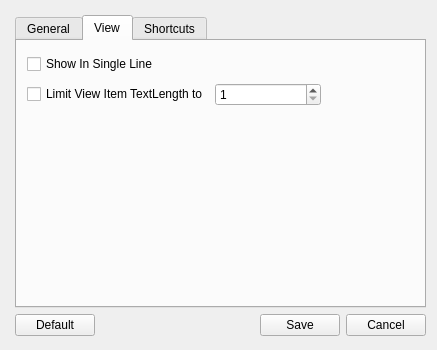
rusith/genius, file views/settingswindow.ui: the form before one commit.
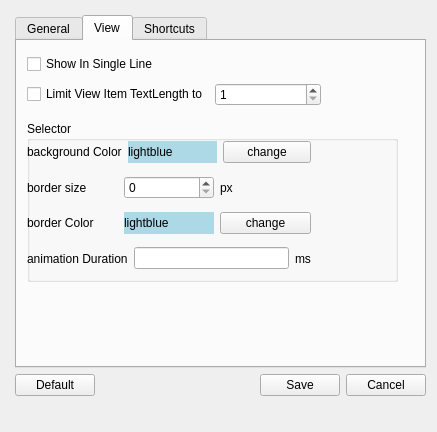
The form after the commit. The open tabs and pages were chosen to show the change. Icons and pictures are not drawn.

The edit to the form file:
```diff
--- a/views/settingswindow.ui
+++ b/views/settingswindow.ui
@@ -7,7 +7,7 @@
     <x>0</x>
     <y>0</y>
     <width>437</width>
-    <height>350</height>
+    <height>432</height>
    </rect>
   </property>
   <property name="windowTitle">
@@ -18,13 +18,13 @@
     <normaloff>:/images/images/settings16.png</normaloff>:/images/images/settings16.png</iconset>
   </property>
   <widget class="QWidget" name="centralwidget">
-   <widget class="QWidget" name="">
+   <widget class="QWidget" name="layoutWidget">
     <property name="geometry">
      <rect>
       <x>10</x>
       <y>10</y>
       <width>421</width>
-      <height>331</height>
+      <height>391</height>
      </rect>
     </property>
     <layout class="QVBoxLayout" name="verticalLayout_2">
@@ -195,6 +195,163 @@
           </item>
          </layout>
         </widget>
+        <widget class="QGroupBox" name="groupBox">
+         <property name="geometry">
+          <rect>
+           <x>10</x>
+           <y>80</y>
+           <width>371</width>
+           <height>161</height>
+          </rect>
+         </property>
+         <property name="title">
+          <string>Selector</string>
+         </property>
+         <widget class="QWidget" name="layoutWidget">
+          <property name="geometry">
+           <rect>
+            <x>0</x>
+            <y>20</y>
+            <width>284</width>
+            <height>136</height>
+           </rect>
+          </property>
+          <layout class="QVBoxLayout" name="verticalLayout_3">
+           <item>
+            <layout class="QHBoxLayout" name="horizontalLayout_7">
+             <item>
+              <widget class="QLabel" name="label_3">
+               <property name="text">
+                <string>background Color</string>
+               </property>
+              </widget>
+             </item>
+             <item>
+              <widget class="QLabel" name="SBCPreview">
+               <property name="styleSheet">
+                <string notr="true">QLabel{
+	background: lightblue;
+ background-repeat: repeat-y;
+  background-position: left;
+}</string>
+               </property>
+               <property name="text">
+                <string>lightblue</string>
+               </property>
+               <property name="textFormat">
+                <enum>Qt::RichText</enum>
+               </property>
+               <property name="scaledContents">
+                <bool>true</bool>
+               </property>
+              </widget>
+             </item>
+             <item>
+              <widget class="QPushButton" name="SBCSelectButton">
+               <property name="styleSheet">
+                <string notr="true">Button{
+background-color:red;
+}</string>
+               </property>
+               <property name="text">
+                <string>change</string>
+               </property>
+              </widget>
+             </item>
+            </layout>
+           </item>
+           <item>
+            <layout class="QHBoxLayout" name="horizontalLayout_8">
+             <item>
+              <widget class="QLabel" name="label_4">
+               <property name="text">
+                <string>border size</string>
+               </property>
+              </widget>
+             </item>
+             <item>
+              <widget class="QSpinBox" name="borderSizeSpinBox">
+               <property name="maximum">
+                <number>20</number>
+               </property>
+              </widget>
+             </item>
+             <item>
+              <widget class="QLabel" name="label_5">
+               <property name="text">
+                <string>px</string>
+               </property>
+              </widget>
+             </item>
+            </layout>
+           </item>
+           <item>
+            <layout class="QHBoxLayout" name="horizontalLayout_9">
+             <item>
+              <widget class="QLabel" name="label_6">
+               <property name="text">
+                <string>border Color</string>
+               </property>
+              </widget>
+             </item>
+             <item>
+              <widget class="QLabel" name="BorederColorPreview">
+               <property name="styleSheet">
+                <string notr="true">QLabel{
+	background: lightblue;
+ background-repeat: repeat-y;
+  background-position: left;
+}</string>
+               </property>
+               <property name="text">
+                <string>lightblue</string>
+               </property>
+               <property name="textFormat">
+                <enum>Qt::RichText</enum>
+               </property>
+               <property name="scaledContents">
+                <bool>true</bool>
+               </property>
+              </widget>
+             </item>
+             <item>
+              <widget class="QPushButton" name="BorderColorButton">
+               <property name="styleSheet">
+                <string notr="true">Button{
+background-color:red;
+}</string>
+               </property>
+               <property name="text">
+                <string>change</string>
+               </property>
+              </widget>
+             </item>
+            </layout>
+           </item>
+           <item>
+            <layout class="QHBoxLayout" name="horizontalLayout_10">
+             <item>
+              <widget class="QLabel" name="label_7">
+               <property name="text">
+                <string>animation Duration</string>
+               </property>
+              </widget>
+             </item>
+             <item>
+              <widget class="QLineEdit" name="animationDurationInput"/>
+             </item>
+             <item>
+              <widget class="QLabel" name="label_8">
+               <property name="text">
+                <string>ms</string>
+               </property>
+              </widget>
+             </item>
+            </layout>
+           </item>
+          </layout>
+         </widget>
+        </widget>
        </widget>
        <widget class="QWidget" name="ShortcutsTab">
         <attribute name="title">
```
Left out of the diff: 150 changed lines with no effect on the pictures.
